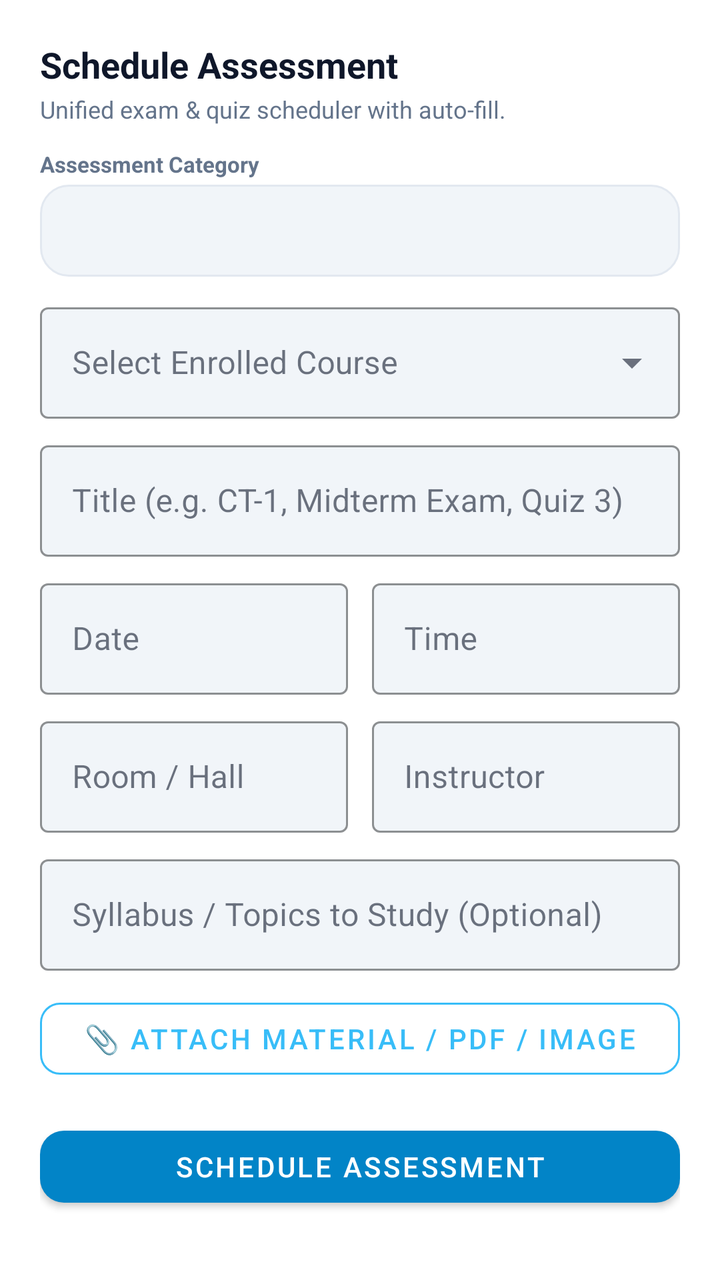
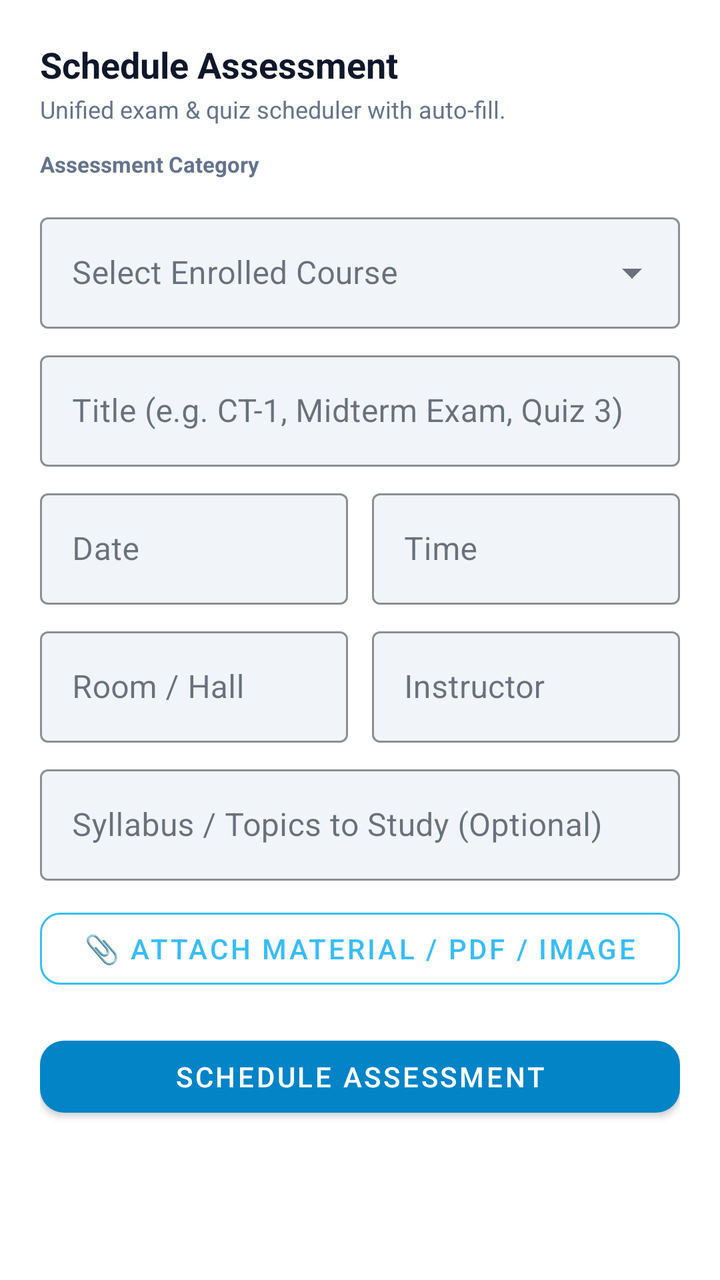

Compare the two renders of this Android layout. The source of the first and the diff that turns it into the second are given below.
<!-- AndroidManifest.xml: application theme Theme.LifeSync -->
<!-- res/layout/dialog_schedule_assessment.xml -->
<?xml version="1.0" encoding="utf-8"?>
<ScrollView xmlns:android="http://schemas.android.com/apk/res/android"
    xmlns:app="http://schemas.android.com/apk/res-auto"
    android:layout_width="match_parent"
    android:layout_height="wrap_content"
    android:fillViewport="true">

    <LinearLayout
        android:layout_width="match_parent"
        android:layout_height="wrap_content"
        android:background="?attr/colorSurface"
        android:elevation="8dp"
        android:orientation="vertical"
        android:padding="20dp">

        <TextView
            android:id="@+id/tvAssessmentDialogTitle"
            android:layout_width="wrap_content"
            android:layout_height="wrap_content"
            android:text="Schedule Assessment"
            android:textColor="@color/text_primary"
            android:textSize="18sp"
            android:textStyle="bold" />

        <TextView
            android:id="@+id/tvAssessmentDialogSubtitle"
            android:layout_width="wrap_content"
            android:layout_height="wrap_content"
            android:layout_marginTop="2dp"
            android:text="Unified exam &amp; quiz scheduler with auto-fill."
            android:textColor="@color/text_secondary"
            android:textSize="12sp" />

        
        <TextView
            android:layout_width="wrap_content"
            android:layout_height="wrap_content"
            android:layout_marginTop="12dp"
            android:text="Assessment Category"
            android:textColor="@color/text_secondary"
            android:textSize="11sp"
            android:textStyle="bold" />

        <Spinner
            android:id="@+id/spAssessmentType"
            android:layout_width="match_parent"
            android:layout_height="46dp"
            android:layout_marginTop="3dp"
            android:background="@drawable/bg_chip_unselected" />

        
        <com.google.android.material.textfield.TextInputLayout
            android:id="@+id/tilAssessmentSubject"
            style="@style/Widget.MaterialComponents.TextInputLayout.OutlinedBox.ExposedDropdownMenu"
            android:layout_width="match_parent"
            android:layout_height="wrap_content"
            android:layout_marginTop="10dp"
            app:boxBackgroundColor="@color/surface_variant"
            app:boxStrokeColor="@color/card_stroke_bright"
            android:hint="Select Enrolled Course">

            <AutoCompleteTextView
                android:id="@+id/actvAssessmentSubject"
                android:layout_width="match_parent"
                android:layout_height="wrap_content"
                android:inputType="text"
                android:textColor="?attr/colorOnSurface" />
        </com.google.android.material.textfield.TextInputLayout>

        
        <com.google.android.material.textfield.TextInputLayout
            android:id="@+id/tilAssessmentTitle"
            style="@style/Widget.MaterialComponents.TextInputLayout.OutlinedBox"
            android:layout_width="match_parent"
            android:layout_height="wrap_content"
            android:layout_marginTop="8dp"
            app:boxBackgroundColor="@color/surface_variant"
            app:boxStrokeColor="@color/card_stroke_bright"
            android:hint="Title (e.g. CT-1, Midterm Exam, Quiz 3)">

            <com.google.android.material.textfield.TextInputEditText
                android:id="@+id/etAssessmentTitle"
                android:layout_width="match_parent"
                android:layout_height="wrap_content"
                android:textColor="?attr/colorOnSurface"
                android:textColorHint="?android:attr/textColorSecondary" />
        </com.google.android.material.textfield.TextInputLayout>

        
        <LinearLayout
            android:layout_width="match_parent"
            android:layout_height="wrap_content"
            android:layout_marginTop="8dp"
            android:orientation="horizontal">

            <com.google.android.material.textfield.TextInputLayout
                style="@style/Widget.MaterialComponents.TextInputLayout.OutlinedBox"
                android:layout_width="0dp"
                android:layout_height="wrap_content"
                android:layout_marginEnd="6dp"
                android:layout_weight="1"
                app:boxBackgroundColor="@color/surface_variant"
                app:boxStrokeColor="@color/card_stroke_bright"
                android:hint="Date">

                <com.google.android.material.textfield.TextInputEditText
                    android:id="@+id/etAssessmentDate"
                    android:layout_width="match_parent"
                    android:layout_height="wrap_content"
                    android:clickable="true"
                    android:cursorVisible="false"
                    android:focusable="false"
                    android:textColor="?attr/colorOnSurface"
                    android:textColorHint="?android:attr/textColorSecondary" />
            </com.google.android.material.textfield.TextInputLayout>

            <com.google.android.material.textfield.TextInputLayout
                style="@style/Widget.MaterialComponents.TextInputLayout.OutlinedBox"
                android:layout_width="0dp"
                android:layout_height="wrap_content"
                android:layout_marginStart="6dp"
                android:layout_weight="1"
                app:boxBackgroundColor="@color/surface_variant"
                app:boxStrokeColor="@color/card_stroke_bright"
                android:hint="Time">

                <com.google.android.material.textfield.TextInputEditText
                    android:id="@+id/etAssessmentTime"
                    android:layout_width="match_parent"
                    android:layout_height="wrap_content"
                    android:clickable="true"
                    android:cursorVisible="false"
                    android:focusable="false"
                    android:textColor="?attr/colorOnSurface"
                    android:textColorHint="?android:attr/textColorSecondary" />
            </com.google.android.material.textfield.TextInputLayout>
        </LinearLayout>

        
        <LinearLayout
            android:layout_width="match_parent"
            android:layout_height="wrap_content"
            android:layout_marginTop="8dp"
            android:orientation="horizontal">

            <com.google.android.material.textfield.TextInputLayout
                style="@style/Widget.MaterialComponents.TextInputLayout.OutlinedBox"
                android:layout_width="0dp"
                android:layout_height="wrap_content"
                android:layout_marginEnd="6dp"
                android:layout_weight="1"
                app:boxBackgroundColor="@color/surface_variant"
                app:boxStrokeColor="@color/card_stroke_bright"
                android:hint="Room / Hall">

                <com.google.android.material.textfield.TextInputEditText
                    android:id="@+id/etAssessmentRoom"
                    android:layout_width="match_parent"
                    android:layout_height="wrap_content"
                    android:textColor="?attr/colorOnSurface"
                    android:textColorHint="?android:attr/textColorSecondary" />
            </com.google.android.material.textfield.TextInputLayout>

            <com.google.android.material.textfield.TextInputLayout
                style="@style/Widget.MaterialComponents.TextInputLayout.OutlinedBox"
                android:layout_width="0dp"
                android:layout_height="wrap_content"
                android:layout_marginStart="6dp"
                android:layout_weight="1"
                app:boxBackgroundColor="@color/surface_variant"
                app:boxStrokeColor="@color/card_stroke_bright"
                android:hint="Instructor">

                <com.google.android.material.textfield.TextInputEditText
                    android:id="@+id/etAssessmentTeacher"
                    android:layout_width="match_parent"
                    android:layout_height="wrap_content"
                    android:textColor="?attr/colorOnSurface"
                    android:textColorHint="?android:attr/textColorSecondary" />
            </com.google.android.material.textfield.TextInputLayout>
        </LinearLayout>

        
        <com.google.android.material.textfield.TextInputLayout
            style="@style/Widget.MaterialComponents.TextInputLayout.OutlinedBox"
            android:layout_width="match_parent"
            android:layout_height="wrap_content"
            android:layout_marginTop="8dp"
            app:boxBackgroundColor="@color/surface_variant"
            app:boxStrokeColor="@color/card_stroke_bright"
            android:hint="Syllabus / Topics to Study (Optional)">

            <com.google.android.material.textfield.TextInputEditText
                android:id="@+id/etAssessmentSyllabus"
                android:layout_width="match_parent"
                android:layout_height="wrap_content"
                android:textColor="?attr/colorOnSurface"
                android:textColorHint="?android:attr/textColorSecondary" />
        </com.google.android.material.textfield.TextInputLayout>

        
        <com.google.android.material.button.MaterialButton
            android:id="@+id/btnAttachAssessmentFile"
            style="@style/Widget.MaterialComponents.Button.OutlinedButton"
            android:layout_width="match_parent"
            android:layout_height="48dp"
            android:layout_marginTop="10dp"
            android:text="📎 Attach Material / PDF / Image"
            android:textColor="#38BDF8"
            app:cornerRadius="10dp"
            app:strokeColor="#38BDF8" />

        
        <LinearLayout
            android:id="@+id/layoutAttachmentPreview"
            android:layout_width="match_parent"
            android:layout_height="wrap_content"
            android:layout_marginTop="8dp"
            android:background="@drawable/bg_glass_squircle_action"
            android:gravity="center_vertical"
            android:orientation="horizontal"
            android:paddingHorizontal="12dp"
            android:paddingVertical="8dp"
            android:visibility="gone">

            <ImageView
                android:layout_width="22dp"
                android:layout_height="22dp"
                android:src="@drawable/ic_file"
                app:tint="#38BDF8" />

            <TextView
                android:id="@+id/tvAttachmentFileName"
                android:layout_width="0dp"
                android:layout_height="wrap_content"
                android:layout_marginStart="10dp"
                android:layout_weight="1"
                android:ellipsize="end"
                android:maxLines="1"
                android:textColor="@color/text_primary"
                android:textSize="13sp"
                android:textStyle="bold" />

            <ImageButton
                android:id="@+id/btnRemoveAttachment"
                android:layout_width="32dp"
                android:layout_height="32dp"
                android:background="?attr/selectableItemBackgroundBorderless"
                android:contentDescription="Remove Attachment"
                android:src="@drawable/ic_close"
                app:tint="#EF4444" />
        </LinearLayout>

        
        <com.google.android.material.button.MaterialButton
            android:id="@+id/btnSaveAssessment"
            android:layout_width="match_parent"
            android:layout_height="48dp"
            android:layout_marginTop="16dp"
            android:text="Schedule Assessment"
            app:cornerRadius="12dp" />

    </LinearLayout>
</ScrollView>
<!-- resources referenced by this layout -->
<resources>
  <color name="card_stroke_bright">#CBD5E1</color>
  <color name="surface_variant">#F1F5F9</color>
  <color name="text_primary">#0F172A</color>
  <color name="text_secondary">#64748B</color>
  <!-- drawable bg_chip_unselected (drawable) -->
  <?xml version="1.0" encoding="utf-8"?>
  <shape xmlns:android="http://schemas.android.com/apk/res/android"
      android:shape="rectangle">
      <solid android:color="@color/surface_variant" />
      <corners android:radius="14dp" />
      <stroke
          android:width="1dp"
          android:color="@color/card_stroke" />
  </shape>
  <!-- drawable bg_glass_squircle_action (drawable) -->
  <?xml version="1.0" encoding="utf-8"?>
  <ripple xmlns:android="http://schemas.android.com/apk/res/android"
      android:color="#200284C7">
      <item>
          <shape android:shape="rectangle">
              <corners android:radius="16dp" />
              <solid android:color="@color/surface_variant" />
              <stroke
                  android:width="1dp"
                  android:color="@color/card_stroke" />
          </shape>
      </item>
  </ripple>
  <!-- drawable ic_close (drawable) -->
  <vector xmlns:android="http://schemas.android.com/apk/res/android"
      android:width="24dp"
      android:height="24dp"
      android:viewportWidth="24"
      android:viewportHeight="24">
      <path
          android:fillColor="#000000"
          android:pathData="M19,6.41L17.59,5 12,10.59 6.41,5 5,6.41 10.59,12 5,17.59 6.41,19 12,13.41 17.59,19 19,17.59 13.41,12z"/>
  </vector>
  <!-- drawable ic_file (drawable) -->
  <vector xmlns:android="http://schemas.android.com/apk/res/android"
      android:width="24dp"
      android:height="24dp"
      android:viewportWidth="24"
      android:viewportHeight="24">
      <path
          android:fillColor="#FFFFFFFF"
          android:pathData="M14,2H6c-1.1,0 -1.99,0.9 -1.99,2L4,20c0,1.1 0.89,2 1.99,2H18c1.1,0 2,-0.9 2,-2V8l-6,-6zm2,16H8v-2h8v2zm0,-4H8v-2h8v2zm-3,-5V3.5L18.5,9H13z"/>
  </vector>
  <color name="card_stroke">#E2E8F0</color>
  <color name="primary">#0284C7</color>
  <color name="primary_variant">#0369A1</color>
  <color name="on_primary">#FFFFFF</color>
  <color name="secondary">#7C3AED</color>
  <color name="secondary_variant">#6D28D9</color>
  <color name="on_secondary">#FFFFFF</color>
  <color name="surface">#FFFFFF</color>
  <color name="background">#F8FAFC</color>
  <style name="CardElevationRounded" parent="Widget.MaterialComponents.CardView">
          <item name="cardCornerRadius">22dp</item>
          <item name="cardElevation">2dp</item>
          <item name="strokeWidth">1dp</item>
          <item name="strokeColor">@color/card_stroke</item>
          <item name="cardBackgroundColor">@color/surface_card</item>
      </style>
  <style name="DuoRhythmTextView" parent="android:Widget.TextView">
          <item name="android:lineSpacingExtra">2dp</item>
          <item name="android:fontFamily">sans-serif</item>
          <item name="android:includeFontPadding">true</item>
      </style>
  <style name="DuoRhythmEditText" parent="android:Widget.EditText">
          <item name="android:lineSpacingExtra">2dp</item>
          <item name="android:fontFamily">sans-serif</item>
          <item name="android:includeFontPadding">true</item>
          <item name="android:textColor">@color/text_primary</item>
          <item name="android:textColorHint">@color/text_secondary</item>
      </style>
  <color name="surface_card">#FFFFFF</color>
  <!-- unchanged entries left out for length: 1 -->
</resources>

<!-- the commit's change to res/layout/dialog_schedule_assessment.xml (unified diff, before → after) -->
@@ -41,12 +41,26 @@
             android:textSize="11sp"
             android:textStyle="bold" />
 
+        <HorizontalScrollView
+            android:layout_width="match_parent"
+            android:layout_height="wrap_content"
+            android:layout_marginTop="4dp"
+            android:scrollbars="none">
+
+            <com.google.android.material.chip.ChipGroup
+                android:id="@+id/chipGroupAssessmentCategory"
+                android:layout_width="wrap_content"
+                android:layout_height="wrap_content"
+                app:chipSpacing="6dp"
+                app:singleLine="true"
+                app:singleSelection="true" />
+        </HorizontalScrollView>
+
         <Spinner
             android:id="@+id/spAssessmentType"
             android:layout_width="match_parent"
-            android:layout_height="46dp"
-            android:layout_marginTop="3dp"
-            android:background="@drawable/bg_chip_unselected" />
+            android:layout_height="0dp"
+            android:visibility="gone" />
 
         
         <com.google.android.material.textfield.TextInputLayout
<!-- resource entries referenced after the edit -->
@@ -4,16 +4,6 @@
   <color name="surface_variant">#F1F5F9</color>
   <color name="text_primary">#0F172A</color>
   <color name="text_secondary">#64748B</color>
-  <!-- drawable bg_chip_unselected (drawable) -->
-  <?xml version="1.0" encoding="utf-8"?>
-  <shape xmlns:android="http://schemas.android.com/apk/res/android"
-      android:shape="rectangle">
-      <solid android:color="@color/surface_variant" />
-      <corners android:radius="14dp" />
-      <stroke
-          android:width="1dp"
-          android:color="@color/card_stroke" />
-  </shape>
   <!-- drawable bg_glass_squircle_action (drawable) -->
   <?xml version="1.0" encoding="utf-8"?>
   <ripple xmlns:android="http://schemas.android.com/apk/res/android"
